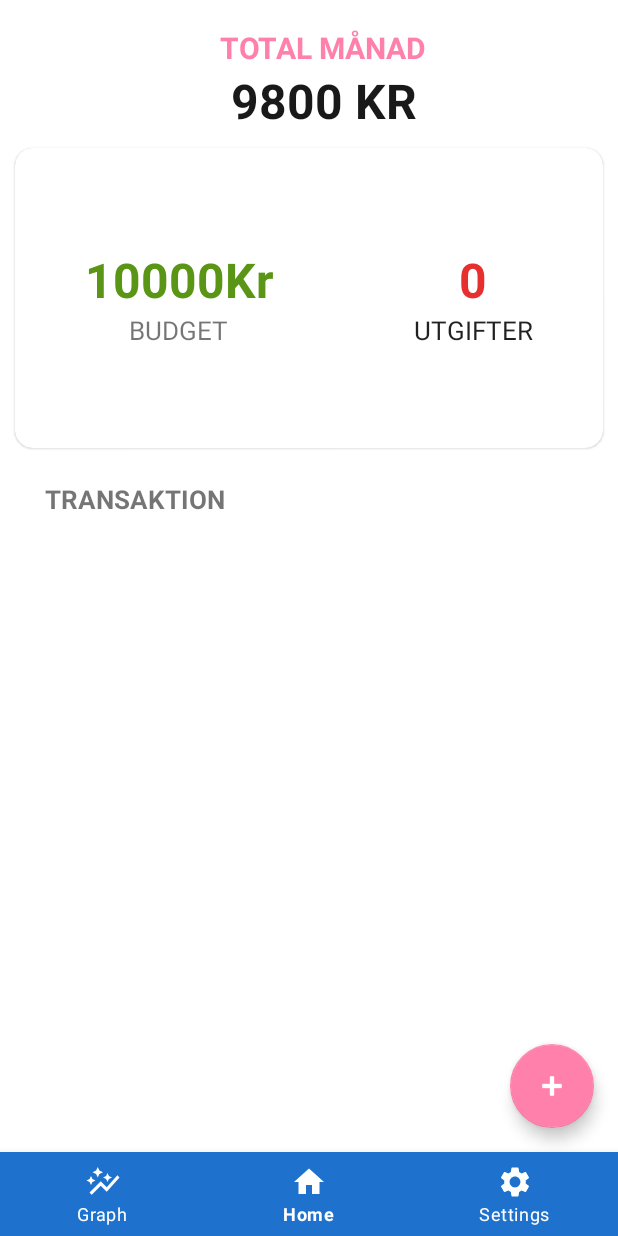
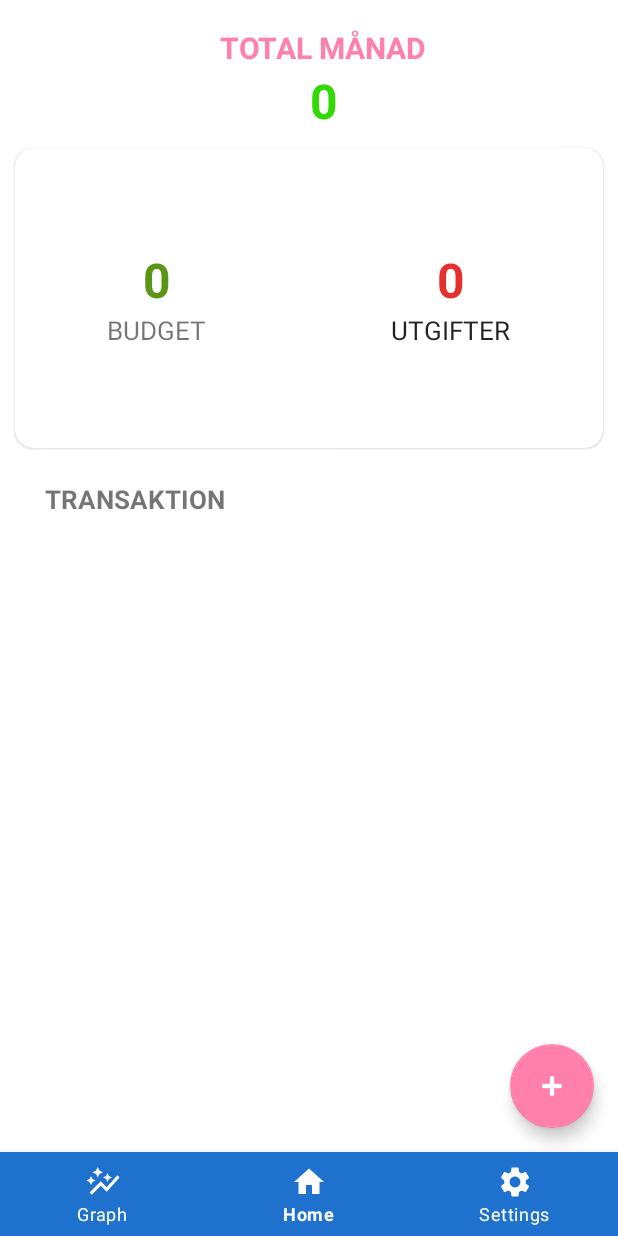
Before and after one commit to Screenbottle/Spargrisen, an Android app: the screen it shows after launch once a user with an empty profile is signed in (MainActivity), item 2 of the bottom bar chosen, on a phone screen of 412 x 824 dp. Run offline under Robolectric (Android 15) with nearby library versions, the phone set to English and light mode, and no system bars; our stand-ins replace Firebase (no records; nobody signed in at launch, a user with empty details on screens opened directly); libraries missing offline, so code that uses them is left out: com.github.aachartmodel.aainfographics, com.jjoe64.graphview; 13 statements that could not run were skipped.

Commit message:
Piecharts, recyclerview, budget
Piecharts now work like they should, recyclerview only shows data from the correct period.

Budget works like it should now.

```diff
--- a/app/src/main/java/com/example/spargrisen/DatabaseController.kt
+++ b/app/src/main/java/com/example/spargrisen/DatabaseController.kt
@@ -31,17 +31,18 @@ Använd convertDateToMillis("DD/MM/YYYY") för att konvertera tid.
 class DatabaseController {
 
     data class Purchases(
-        var purchaseName : String = "",
-        var purchaseCost : Long = 0,
-        var purchaseCategory : String = "",
-        var purchaseDate : Long = 0,
-        var purchaseDateString : String = "",
+        var purchaseName: String = "",
+        var purchaseCost: Long = 0,
+        var purchaseCategory: String = "",
+        var purchaseDate: Long = 0,
+        var purchaseDateString: String = "",
     )
 
     var purchasesList: MutableList<Purchases> = mutableListOf()
-    var periodList : MutableList<Purchases> = mutableListOf()
-    var currentMonthSelected: Int = -1 // Startar på -1 så att perioden som visas vid start är från förra lönen till nästa
-    var periodDate : String = getTodaysDate()
+    var periodList: MutableList<Purchases> = mutableListOf()
+    var currentMonthSelected: Int =
+        -1 // Startar på -1 så att perioden som visas vid start är från förra lönen till nästa
+    var periodDate: String = getTodaysDate()
 
     init {
         getPurchaseData()
@@ -92,7 +93,10 @@ class DatabaseController {
     }
 
     fun setPeriodList() {
-        periodList = listBetweenDates(getPeriodMinusMonths(getTodaysDate(), currentMonthSelected), getPeriodMinusMonths(getTodaysDate(), currentMonthSelected + 1))
+        periodList = listBetweenDates(
+            getPeriodMinusMonths(getTodaysDate(), currentMonthSelected),
+            getPeriodMinusMonths(getTodaysDate(), currentMonthSelected + 1)
+        )
     }
 
     fun nextDate() {
@@ -103,18 +107,15 @@ class DatabaseController {
         currentMonthSelected--
     }
 
-    fun getExpensesMonth(a: String, b: String): Long {
-        val a = convertDateToMillis(a)
-        val b = convertDateToMillis(b)
+    fun setUsersBudget(budgetInput: Long) {
+        val db = FirebaseFirestore.getInstance()
+        val user = Firebase.auth.currentUser
+        val uid = user!!.uid
 
-        var totalCost: Long = 0
-        for (i in purchasesList) {
-            if (i.purchaseDate in a!!..b!!) {
-                totalCost += i.purchaseCost
-                Log.d("purchaseCost", i.purchaseName)
-            }
-        }
-        return totalCost
+        val budget = HashMap<String, Any>()
+        budget["budget"] = budgetInput
+
+        db.collection("users").document(uid).set(budget)
     }
 
     //Get current users UID
@@ -128,9 +129,9 @@ class DatabaseController {
     //Use this to get full name from db
     //Example: val fName = getFullName(getUID())
 
-    fun getUserName(uid : String) : String? {
+    fun getUserName(uid: String): String? {
         val db = FirebaseFirestore.getInstance()
-        var userName : String? = ""
+        var userName: String? = ""
 
         db.collection("users").document(uid)
             .get()
@@ -144,9 +145,9 @@ class DatabaseController {
 
     //Use this to get email from db
     //Example: val email = getEmail(getUID())
-    fun getEmail(uid : String) : String? {
+    fun getEmail(uid: String): String? {
         val db = FirebaseFirestore.getInstance()
-        var email : String? = ""
+        var email: String? = ""
         db.collection("users").document(uid)
             .get()
             .addOnSuccessListener { document ->
@@ -157,7 +158,7 @@ class DatabaseController {
     }
 
     //Used to register user to the Firestore db
-    fun registerUserToFirestore(inputFullname : String, inputEmail : String) {
+    fun registerUserToFirestore(inputFullname: String, inputEmail: String) {
         val db = FirebaseFirestore.getInstance()
         val auth = Firebase.auth
 
@@ -175,10 +176,16 @@ class DatabaseController {
 
     // Use this to add input to the database
     // Example: addInputData("Burger king", 1, 363, "01/01/2003")
-    fun addInputData(purchaseName : String, purchaseCost : Long, purchaseCategory: String, purchaseDate : String) { // purchaseDate = "DD/MM/YEAR"
+    fun addInputData(
+        purchaseName: String,
+        purchaseCost: Long,
+        purchaseCategory: String,
+        purchaseDate: String
+    ) { // purchaseDate = "DD/MM/YEAR"
         val db = FirebaseFirestore.getInstance()
 
-        val purchaseDateToMillis = convertDateToMillis(purchaseDate) // Convert timestamp to millis so we can query it in firestore
+        val purchaseDateToMillis =
+            convertDateToMillis(purchaseDate) // Convert timestamp to millis so we can query it in firestore
 
         val inputData: MutableMap<Any, Any> = HashMap()
         inputData["Item"] = purchaseName
@@ -199,11 +206,12 @@ class DatabaseController {
 
     //Use this function to convert a string date to millis
     //Example: val dateInMillis = convertDateToMillis("02/03/2022")
-    fun convertDateToMillis (date : String) : Long? {
+    fun convertDateToMillis(date: String): Long? {
         val simpleDate = SimpleDateFormat("dd/M/yyyy")
 
         val mDate: java.util.Date? = simpleDate.parse(date) // Convert string into Date
-        val timeInMilliseconds : Long? = mDate?.time // Convert mDate to millis and put the value in a long
+        val timeInMilliseconds: Long? =
+            mDate?.time // Convert mDate to millis and put the value in a long
 
         Log.d("DB", timeInMilliseconds.toString())
 
@@ -230,6 +238,4 @@ class DatabaseController {
         val currentDate = sdf.format(Date())
         return currentDate
     }
-
-
 }
--- a/app/src/main/java/com/example/spargrisen/ManualInput.kt
+++ b/app/src/main/java/com/example/spargrisen/ManualInput.kt
@@ -5,6 +5,7 @@ import android.app.DatePickerDialog
 import android.content.Intent
 import androidx.appcompat.app.AppCompatActivity
 import android.os.Bundle
+import android.provider.ContactsContract.Data
 import android.util.Log
 import android.view.View
 import android.widget.*
--- a/app/src/main/java/com/example/spargrisen/MyAdapter.kt
+++ b/app/src/main/java/com/example/spargrisen/MyAdapter.kt
@@ -12,12 +12,10 @@ import androidx.recyclerview.widget.RecyclerView
 import com.example.spargrisen.fragments.InputText
 import com.google.firebase.firestore.FirebaseFirestore
 
-class MyAdapter (val inputList: ArrayList<InputText>):
+class MyAdapter (val inputList: MutableList<DatabaseController.Purchases> = DatabaseController().periodList):
     RecyclerView.Adapter<MyAdapter.MyViewHolder>() {
 
     class MyViewHolder(itemView: View) : RecyclerView.ViewHolder(itemView){
-
-        lateinit var db: FirebaseFirestore
 
         val tvPurchaseName: TextView = itemView.findViewById(R.id.purchaseName)
         val tvPurchaseCategory: TextView = itemView.findViewById(R.id.purchaseCategory)
--- a/app/src/main/java/com/example/spargrisen/fragments/GraphFragment.kt
+++ b/app/src/main/java/com/example/spargrisen/fragments/GraphFragment.kt
@@ -13,6 +13,7 @@ import androidx.fragment.app.Fragment
 import com.example.spargrisen.DatabaseController
 import com.example.spargrisen.R
 import com.github.aachartmodel.aainfographics.aachartcreator.*
+import com.github.aachartmodel.aainfographics.aaoptionsmodel.AAStyle
 import com.google.firebase.auth.FirebaseAuth
 import com.google.firebase.auth.ktx.auth
 import com.google.firebase.firestore.FirebaseFirestore
@@ -168,31 +169,43 @@ class GraphFragment : Fragment() {
     }
 
     fun pieChart() {
-        val db = FirebaseFirestore.getInstance()
-        val localPurchases: MutableList<DatabaseController.Purchases> = mutableListOf()
+        var foodCost: Long = 0; var homeCost: Long = 0; var shoppingCost: Long = 0; var healthCost: Long = 0; var freeTimeCost: Long = 0; var transportCost: Long = 0; var gardenCost: Long = 0; var otherCost: Long = 0
+
+        //Put all purchases in the correct category
+        for (i in dbc.periodList.indices) {
+            when (dbc.periodList[i].purchaseCategory) {
+                " Mat/dryck" -> foodCost += dbc.periodList[i].purchaseCost
+                " Boende/hushåll" -> homeCost += dbc.periodList[i].purchaseCost
+                " Shopping" -> shoppingCost += dbc.periodList[i].purchaseCost
+                " Hälsa/skönhet" -> healthCost += dbc.periodList[i].purchaseCost
+                " Fritid" -> freeTimeCost += dbc.periodList[i].purchaseCost
+                " Transport" -> transportCost += dbc.periodList[i].purchaseCost
+                " Hem/trädgård" -> gardenCost += dbc.periodList[i].purchaseCost
+                " Övrigt" -> otherCost += dbc.periodList[i].purchaseCost
+            }
+        }
 
         val pieChart: AAChartModel = AAChartModel()
             .chartType(AAChartType.Pie)
-            .title("Expenses this period")
-            .dataLabelsEnabled(true)
-            .zoomType(AAChartZoomType.XY)
+            .title("Expenses this month")
+            .dataLabelsEnabled(false)
+            .colorsTheme(arrayOf("#FF0000", "#FFA500", "#FFFF00", "#008000", "#0000FF", "#4B0082", "#EE82EE", "#000000"))
             .series(
                 arrayOf(
                     AASeriesElement()
                         .data(arrayOf(
-                            arrayOf("Mat & Dryck", 100, 300, 400),
-                            arrayOf("Boende & Hushåll", 200),
-                            arrayOf("Shopping", 200),
-                            arrayOf("Hälsa & Skönhet", 200),
-                            arrayOf("Fritid", 200),
-                            arrayOf("Transport", 200),
-                            arrayOf("Hem & Trädgård", 200),
-                            arrayOf("Övrigt", 200),
+                            arrayOf("Mat/dryck", foodCost),
+                            arrayOf("Boende/hushåll", homeCost),
+                            arrayOf("Shopping", shoppingCost),
+                            arrayOf("Hälsa/skönhet", healthCost),
+                            arrayOf("Fritid", freeTimeCost),
+                            arrayOf("Transport", transportCost),
+                            arrayOf("Hem/trädgård", gardenCost),
+                            arrayOf("Övrigt", otherCost),
                         ))
                 )
 
             )
-
         pieGraph.aa_drawChartWithChartModel(pieChart)
     }
 
--- a/app/src/main/java/com/example/spargrisen/fragments/HomeFragment.kt
+++ b/app/src/main/java/com/example/spargrisen/fragments/HomeFragment.kt
@@ -4,6 +4,7 @@ import android.annotation.SuppressLint
 import android.content.Intent
 import android.os.Bundle
 import android.provider.ContactsContract.Data
+import android.util.Log
 import android.view.LayoutInflater
 import android.view.View
 import android.view.ViewGroup
@@ -21,17 +22,13 @@ import com.google.firebase.ktx.Firebase
 import kotlinx.android.synthetic.main.activity_manual_input.*
 import kotlinx.android.synthetic.main.category_list.*
 import kotlinx.android.synthetic.main.fragment_home.*
+import kotlinx.coroutines.runBlocking
+import kotlinx.coroutines.tasks.await
 
-
-/**
- * A simple [Fragment] subclass.
- * Use the [HomeFragment.newInstance] factory method to
- * create an instance of this fragment.
- */
 class HomeFragment : Fragment() {
 
     lateinit var  recyclerView: RecyclerView
-    lateinit var inputList : ArrayList<InputText>
+
     var db = Firebase.firestore
     var isOpen = false
 
@@ -58,17 +55,34 @@ class HomeFragment : Fragment() {
         recyclerView.layoutManager = LinearLayoutManager(this.context)
         //recyclerView.setHasFixedSize(true)
         //recyclerView.adapter = MyAdapter(inputList)
-        inputList = arrayListOf()
+        //inputList = arrayListOf()
 
         val addInputBtn = view.findViewById<FloatingActionButton>(R.id.addInputBtn)
         val addInputCameraBtn = view.findViewById<FloatingActionButton>(R.id.addInputCameraBtn)
         val addManualInputBtn = view.findViewById<FloatingActionButton>(R.id.addManualInputBtn)
 
         val expensesText = view.findViewById<TextView>(R.id.expense)
+        val bugetText = view.findViewById<TextView>(R.id.budget)
+        val totalText = view.findViewById<TextView>(R.id.balance)
 
+        //detect change in database
+        db.collection("users")
+            .document(dbController.getUID())
+            .addSnapshotListener { snapshot, e ->
+                var remainingBudget: Long = getRemainingBudget()
 
-        expensesText.text = dbController.getExpensesMonth("25/02/2022", "25/03/2022").toString()
+                expensesText.text = getExpensesMonth().toString()
+                bugetText.text = getBudgetMonth().toString()
+                totalText.text = remainingBudget.toString()
 
+                if (remainingBudget < 0) {
+                    totalText.setTextColor(resources.getColor(R.color.red))
+                } else {
+                    totalText.setTextColor(resources.getColor(R.color.green))
+                }
+
+                recyclerView.adapter = MyAdapter(DatabaseController().periodList)
+            }
 
         addInputBtn.setOnClickListener {
 //            val intent = Intent(requireContext(), LoginActivity::class.java)
@@ -108,23 +122,6 @@ class HomeFragment : Fragment() {
 
         }
 
-        db = FirebaseFirestore.getInstance()
-
-        db.collection("users").document(getUID()).collection("itemList").get() // ska vara itemList ist för values
-            .addOnSuccessListener {
-                if (!it.isEmpty){
-                    for (data in it.documents){
-                        val inputText : InputText? = data.toObject(InputText ::class.java)
-                        if (inputText != null) {
-                            inputList.add(inputText)
-                        }
-                    }
-
-                    recyclerView.adapter = MyAdapter(DatabaseController().purchasesList)
-
-                }
-            }
-
 
 
         return view
@@ -137,4 +134,32 @@ class HomeFragment : Fragment() {
         val uid : String = auth.uid.toString()
         return uid
     }
+
+    fun getBudgetMonth(): Long {
+        var usersBudget: Long = 0
+
+        runBlocking {
+            usersBudget = db.collection("users").document(getUID())
+                .get()
+                .await()
+                .get("budget") as Long
+        }
+        return usersBudget
+    }
+
+    fun getExpensesMonth(): Long {
+        var totalCost: Long = 0
+
+        for (i in DatabaseController().periodList) {
+            totalCost += i.purchaseCost
+            Log.d("purchaseCost", i.purchaseName)
+        }
+        return totalCost
+    }
+
+    fun getRemainingBudget(): Long {
+        var remainingBudget = getBudgetMonth() - getExpensesMonth()
+
+        return remainingBudget
+    }
 }
```
